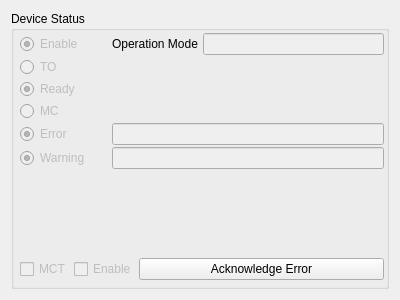
Above: source/plugin/t4/controllerstatus.ui from ww4u/mct-t4 before the change. Below: the same form after it.
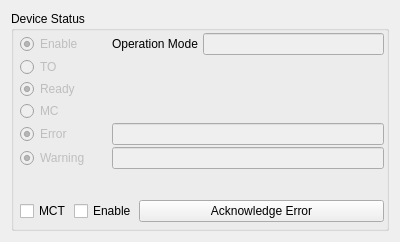
That is the form after the change.

What changed in the file:
```diff
--- a/source/plugin/t4/controllerstatus.ui
+++ b/source/plugin/t4/controllerstatus.ui
@@ -7,7 +7,7 @@
     <x>0</x>
     <y>0</y>
     <width>400</width>
-    <height>300</height>
+    <height>242</height>
    </rect>
   </property>
   <property name="windowTitle">
@@ -204,7 +204,7 @@
         <item>
          <widget class="QCheckBox" name="chkMct">
           <property name="enabled">
-           <bool>false</bool>
+           <bool>true</bool>
           </property>
           <property name="sizePolicy">
            <sizepolicy hsizetype="Fixed" vsizetype="Preferred">
@@ -226,7 +226,7 @@
         <item>
          <widget class="QCheckBox" name="chkPwr">
           <property name="enabled">
-           <bool>false</bool>
+           <bool>true</bool>
           </property>
           <property name="sizePolicy">
            <sizepolicy hsizetype="Fixed" vsizetype="Preferred">
```
